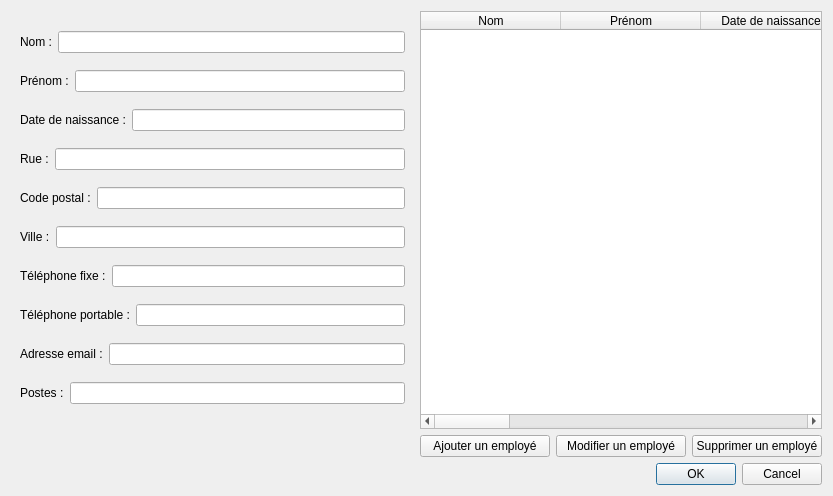
The window that BackOffice_NewWorld_Gestionnaire/dialoggestionpersonnel.ui (ThibaultN/Back-Office-New-World) describes before a commit, drawn with Qt 5.
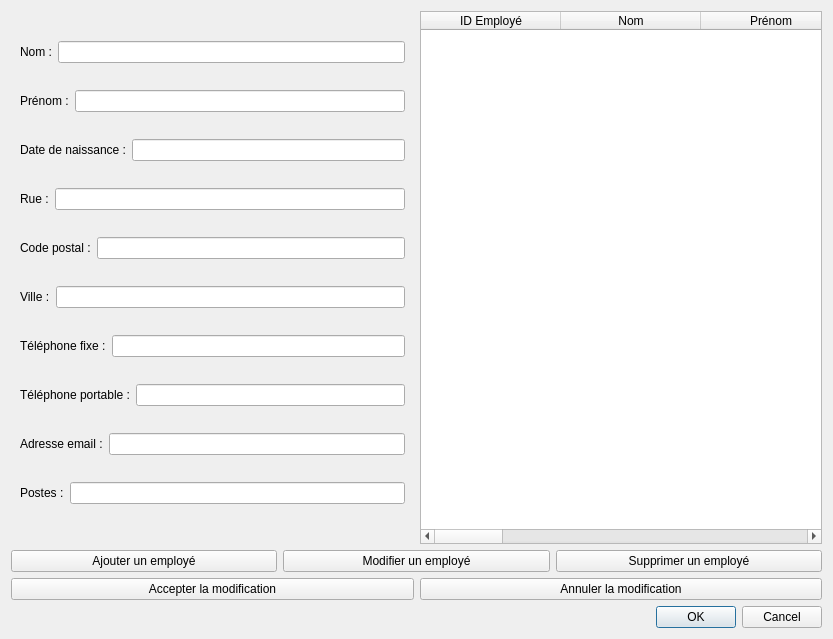
The same window after the commit.

Commit message: Ajout de la partie contrôleur + finition de la partie gestionnaire

The edit to the form file:
```diff
--- a/BackOffice_NewWorld_Gestionnaire/dialoggestionpersonnel.ui
+++ b/BackOffice_NewWorld_Gestionnaire/dialoggestionpersonnel.ui
@@ -7,105 +7,13 @@
     <x>0</x>
     <y>0</y>
     <width>833</width>
-    <height>496</height>
+    <height>639</height>
    </rect>
   </property>
   <property name="windowTitle">
    <string>Dialog</string>
   </property>
   <layout class="QGridLayout" name="gridLayout">
-   <item row="1" column="1">
-    <layout class="QHBoxLayout" name="horizontalLayout">
-     <item>
-      <widget class="QPushButton" name="pushButton_3">
-       <property name="text">
-        <string>Ajouter un employé</string>
-       </property>
-      </widget>
-     </item>
-     <item>
-      <widget class="QPushButton" name="pushButton_2">
-       <property name="text">
-        <string>Modifier un employé</string>
-       </property>
-      </widget>
-     </item>
-     <item>
-      <widget class="QPushButton" name="pushButton">
-       <property name="text">
-        <string>Supprimer un employé</string>
-       </property>
-      </widget>
-     </item>
-    </layout>
-   </item>
-   <item row="3" column="1">
-    <widget class="QDialogButtonBox" name="buttonBox">
-     <property name="orientation">
-      <enum>Qt::Horizontal</enum>
-     </property>
-     <property name="standardButtons">
-      <set>QDialogButtonBox::Cancel|QDialogButtonBox::Ok</set>
-     </property>
-    </widget>
-   </item>
-   <item row="0" column="1">
-    <widget class="QTableWidget" name="tableWidget">
-     <attribute name="horizontalHeaderDefaultSectionSize">
-      <number>140</number>
-     </attribute>
-     <column>
-      <property name="text">
-       <string>Nom</string>
-      </property>
-     </column>
-     <column>
-      <property name="text">
-       <string>Prénom</string>
-      </property>
-     </column>
-     <column>
-      <property name="text">
-       <string>Date de naissance</string>
-      </property>
-     </column>
-     <column>
-      <property name="text">
-       <string>Rue</string>
-      </property>
-     </column>
-     <column>
-      <property name="text">
-       <string>Code Postal</string>
-      </property>
-     </column>
-     <column>
-      <property name="text">
-       <string>Ville</string>
-      </property>
-     </column>
-     <column>
-      <property name="text">
-       <string>Téléphone fixe</string>
-      </property>
-     </column>
-     <column>
-      <property name="text">
-       <string>Téléphone portable</string>
-      </property>
-     </column>
-     <column>
-      <property name="text">
-       <string>Adresse email</string>
-      </property>
-     </column>
-     <column>
-      <property name="text">
-       <string>Postes</string>
-      </property>
-     </column>
-    </widget>
-   </item>
    <item row="0" column="0">
     <widget class="QStackedWidget" name="stackedWidget">
      <property name="currentIndex">
@@ -258,6 +166,124 @@
      <widget class="QWidget" name="page_2"/>
     </widget>
    </item>
+   <item row="0" column="1">
+    <widget class="QTableWidget" name="tableWidgetEmploye">
+     <property name="sortingEnabled">
+      <bool>false</bool>
+     </property>
+     <attribute name="horizontalHeaderDefaultSectionSize">
+      <number>140</number>
+     </attribute>
+     <column>
+      <property name="text">
+       <string>ID Employé</string>
+      </property>
+     </column>
+     <column>
+      <property name="text">
+       <string>Nom</string>
+      </property>
+     </column>
+     <column>
+      <property name="text">
+       <string>Prénom</string>
+      </property>
+     </column>
+     <column>
+      <property name="text">
+       <string>Date de naissance</string>
+      </property>
+     </column>
+     <column>
+      <property name="text">
+       <string>Rue</string>
+      </property>
+     </column>
+     <column>
+      <property name="text">
+       <string>Code Postal</string>
+      </property>
+     </column>
+     <column>
+      <property name="text">
+       <string>Ville</string>
+      </property>
+     </column>
+     <column>
+      <property name="text">
+       <string>Téléphone fixe</string>
+      </property>
+     </column>
+     <column>
+      <property name="text">
+       <string>Téléphone portable</string>
+      </property>
+     </column>
+     <column>
+      <property name="text">
+       <string>Adresse email</string>
+      </property>
+     </column>
+     <column>
+      <property name="text">
+       <string>Postes</string>
+      </property>
+     </column>
+    </widget>
+   </item>
+   <item row="1" column="0" colspan="2">
+    <layout class="QHBoxLayout" name="horizontalLayout">
+     <item>
+      <widget class="QPushButton" name="pushButtonAjoutEmploye">
+       <property name="text">
+        <string>Ajouter un employé</string>
+       </property>
+      </widget>
+     </item>
+     <item>
+      <widget class="QPushButton" name="pushButtonModifEmploye">
+       <property name="text">
+        <string>Modifier un employé</string>
+       </property>
+      </widget>
+     </item>
+     <item>
+      <widget class="QPushButton" name="pushButtonSupprEmploye">
+       <property name="text">
+        <string>Supprimer un employé</string>
+       </property>
+      </widget>
+     </item>
+    </layout>
+   </item>
+   <item row="2" column="0" colspan="2">
+    <layout class="QHBoxLayout" name="horizontalLayout_12">
+     <item>
+      <widget class="QPushButton" name="pushButtonAccepterModif">
+       <property name="text">
+        <string>Accepter la modification</string>
+       </property>
+      </widget>
+     </item>
+     <item>
+      <widget class="QPushButton" name="pushButtonRefuserModif">
+       <property name="text">
+        <string>Annuler la modification</string>
+       </property>
+      </widget>
+     </item>
+    </layout>
+   </item>
+   <item row="3" column="1">
+    <widget class="QDialogButtonBox" name="buttonBox">
+     <property name="orientation">
+      <enum>Qt::Horizontal</enum>
+     </property>
+     <property name="standardButtons">
+      <set>QDialogButtonBox::Cancel|QDialogButtonBox::Ok</set>
+     </property>
+    </widget>
+   </item>
   </layout>
  </widget>
  <resources/>
```
Left out of the diff: 22 changed lines with no effect on the pictures. The commit also changes 95 other files.
